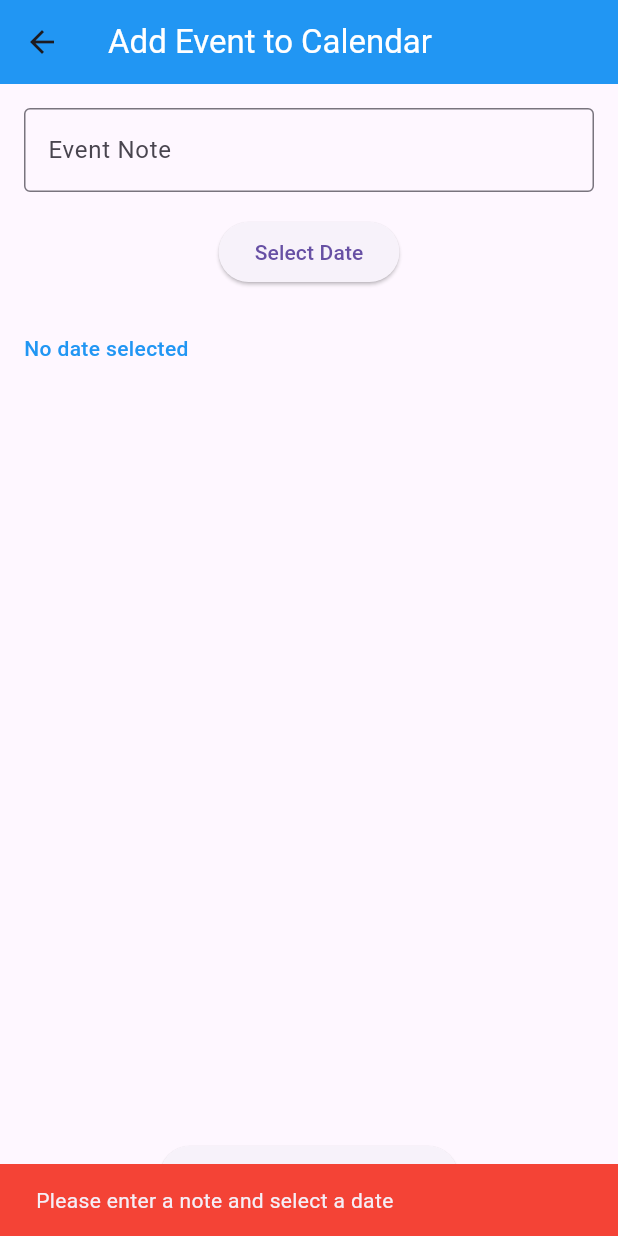
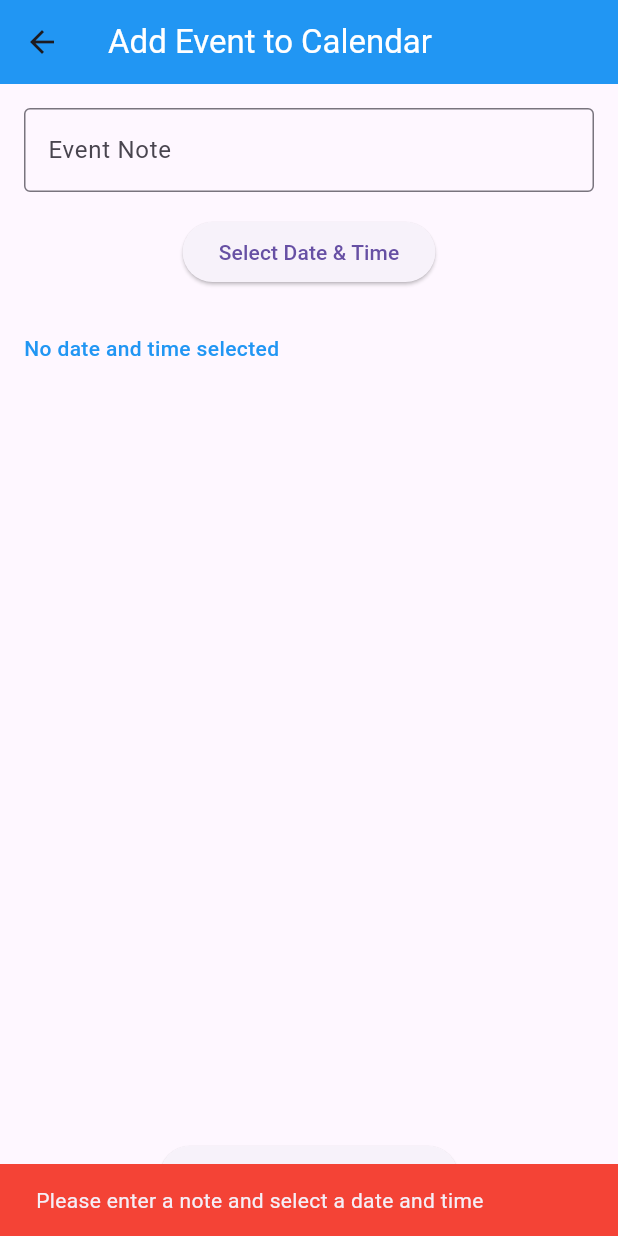
Before and after one commit to Masumraj1/google_calender_intrigation, a Flutter app: the AddEventScreen screen opened directly with empty values, after a tap on "Add to Google Calendar", on a phone screen of 412 x 824 dp. Run offline on Flutter 3.47's test engine with Material 3 defaults, Android fonts, the phone set to English and light mode, and no system bars; our stand-ins replace google_sign_in, googleapis_auth; missing offline and left inert: googleapis.

Commit message:
complete calender event added

```diff
--- a/lib/main.dart
+++ b/lib/main.dart
@@ -30,15 +30,14 @@ class HomeScreen extends StatefulWidget {
 }
 
 class _HomeScreenState extends State<HomeScreen> {
-  ///========================= Google Sign-In Method========================
+  ///============================Google Sign in method ======================
   Future<void> googleSignIn() async {
     try {
       final user = await GoogleSignInService.login();
       final GoogleSignInAuthentication? googleAuth = await user?.authentication;
 
-      log('User name===================: ${user!.displayName}, Email:================= ${user.email}');
+      log('User name: ===================${user!.displayName}, Email:====================== ${user.email}');
 
-      // Obtain an authenticated client to access Google Calendar
       final httpClient = await obtainAuthenticatedClient(googleAuth!);
       if (httpClient != null) {
         log("====================Authentication successful!==================");
@@ -54,7 +53,6 @@ class _HomeScreenState extends State<HomeScreen> {
     }
   }
 
-  /// Obtains an authenticated HTTP client for API requests
   Future<http.Client?> obtainAuthenticatedClient(
       GoogleSignInAuthentication googleAuth) async {
     try {
@@ -68,7 +66,7 @@ class _HomeScreenState extends State<HomeScreen> {
         ),
       );
     } catch (e) {
-      log('Client authentication failed: $e');
+      log('==============Client authentication failed:================== $e');
       return null;
     }
   }
@@ -85,8 +83,6 @@ class _HomeScreenState extends State<HomeScreen> {
         ),
       ),
       backgroundColor: Colors.white,
-
-      ///==================================Google Sign in button =================
       bottomNavigationBar: Padding(
         padding: const EdgeInsets.symmetric(horizontal: 20, vertical: 40),
         child: GestureDetector(
@@ -130,28 +126,41 @@ class AddEventScreen extends StatefulWidget {
 
 class _AddEventScreenState extends State<AddEventScreen> {
   final _noteController = TextEditingController();
-  DateTime? _selectedDate;
+  DateTime? _selectedDateTime;
 
-  Future<void> _pickDate() async {
+  Future<void> _pickDateTime() async {
     DateTime? pickedDate = await showDatePicker(
       context: context,
       initialDate: DateTime.now(),
       firstDate: DateTime.now(),
       lastDate: DateTime(2100),
     );
+
     if (pickedDate != null) {
-      setState(() {
-        _selectedDate = pickedDate;
-      });
+      TimeOfDay? pickedTime = await showTimePicker(
+        context: context,
+        initialTime: TimeOfDay.now(),
+      );
+
+      if (pickedTime != null) {
+        setState(() {
+          _selectedDateTime = DateTime(
+            pickedDate.year,
+            pickedDate.month,
+            pickedDate.day,
+            pickedTime.hour,
+            pickedTime.minute,
+          );
+        });
+      }
     }
   }
 
-  /// ================Function to add an event to Google Calendar======================
   Future<void> addEventToGoogleCalendar() async {
-    if (_selectedDate == null || _noteController.text.isEmpty) {
+    if (_selectedDateTime == null || _noteController.text.isEmpty) {
       ScaffoldMessenger.of(context).showSnackBar(
         const SnackBar(
-          content: Text('Please enter a note and select a date'),
+          content: Text('Please enter a note and select a date and time'),
           backgroundColor: Colors.red,
         ),
       );
@@ -161,28 +170,22 @@ class _AddEventScreenState extends State<AddEventScreen> {
     try {
       var calendarApi = calendar.CalendarApi(widget.client);
 
-      // Set the start and end time for the event
-      final eventStart = _selectedDate!.add(const Duration(
-          hours: 9)); // Event starts at 9:00 AM on the selected date
-      final eventEnd =
-          eventStart.add(const Duration(hours: 1)); // Event lasts for 1 hour
+      final eventStart = _selectedDateTime!;
+      final eventEnd = eventStart.add(const Duration(hours: 1));
 
-      // Create the event
       var event = calendar.Event()
         ..summary = _noteController.text
         ..description = 'Event created from Flutter app'
         ..start = calendar.EventDateTime(dateTime: eventStart)
         ..end = calendar.EventDateTime(dateTime: eventEnd);
 
-      // Insert the event into Google Calendar
       final insertedEvent = await calendarApi.events.insert(event, 'primary');
-      log('========================Event added to calendar with ID:===================== ${insertedEvent.id}');
+      log('==================Event added to calendar with ID: =================${insertedEvent.id}');
 
-      ///===========================Show Snackbar================
       ScaffoldMessenger.of(context).showSnackBar(
         SnackBar(
           content:
-              Text('Event added successfully for ${_selectedDate!.toLocal()}'),
+          Text('Event added successfully for ${_selectedDateTime!.toLocal()}'),
           backgroundColor: Colors.green,
         ),
       );
@@ -202,14 +205,16 @@ class _AddEventScreenState extends State<AddEventScreen> {
     return Scaffold(
       appBar: AppBar(
         backgroundColor: Colors.blue,
-        title: const Text('Add Event to Calendar',style: TextStyle(color: Colors.white),),
+        title: const Text(
+          'Add Event to Calendar',
+          style: TextStyle(color: Colors.white),
+        ),
       ),
       body: Padding(
         padding: const EdgeInsets.all(16.0),
         child: Column(
           crossAxisAlignment: CrossAxisAlignment.start,
           children: [
-            ///=============================Event Add field========================
             TextField(
               controller: _noteController,
               decoration: const InputDecoration(
@@ -218,31 +223,23 @@ class _AddEventScreenState extends State<AddEventScreen> {
               ),
             ),
             const SizedBox(height: 16),
-
-            ///=================================Select Date====================
             Center(
               child: ElevatedButton(
-                onPressed: _pickDate,
-                child: const Text('Select Date'),
+                onPressed: _pickDateTime,
+                child: const Text('Select Date & Time'),
               ),
             ),
-            const SizedBox(
-              height: 30,
+            const SizedBox(height: 30),
+            Text(
+              style: const TextStyle(
+                  color: Colors.blue, fontWeight: FontWeight.w500),
+              _selectedDateTime == null
+                  ? 'No date and time selected'
+                  : 'Selected Date & Time: ${_selectedDateTime!.toLocal()}',
             ),
-            Text(
-              style: const TextStyle(color: Colors.blue, fontWeight: FontWeight.w500),
-              _selectedDate == null
-                  ? 'No date selected'
-                  : 'Selected Date: ${_selectedDate!.toLocal()}',
-            ),
-
-
             const Spacer(),
-
-            ///=================================Google Calender Add Button=====================
             Center(
               child: ElevatedButton(
-
                 onPressed: addEventToGoogleCalendar,
                 child: const Text('Add to Google Calendar'),
               ),
```
